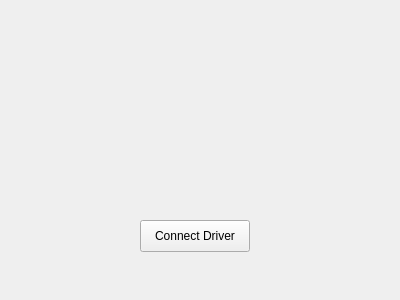
This is pgconnect.ui in britus/VSPController as Qt 5 draws it before an edit. The edited form follows.
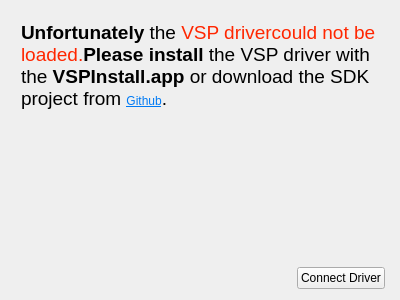
This is the edited form.

The edit to the form file:
```diff
--- a/pgconnect.ui
+++ b/pgconnect.ui
@@ -13,25 +13,92 @@
   <property name="windowTitle">
    <string>Form</string>
   </property>
-  <widget class="QPushButton" name="btnConnect">
-   <property name="geometry">
-    <rect>
-     <x>140</x>
-     <y>220</y>
-     <width>110</width>
-     <height>32</height>
-    </rect>
-   </property>
-   <property name="minimumSize">
-    <size>
-     <width>110</width>
-     <height>0</height>
-    </size>
-   </property>
-   <property name="text">
-    <string>Connect Driver</string>
-   </property>
-  </widget>
+  <layout class="QVBoxLayout" name="verticalLayout">
+   <item>
+    <widget class="QWidget" name="widget_2" native="true">
+     <property name="sizePolicy">
+      <sizepolicy hsizetype="Expanding" vsizetype="Expanding">
+       <horstretch>0</horstretch>
+       <verstretch>0</verstretch>
+      </sizepolicy>
+     </property>
+     <layout class="QVBoxLayout" name="verticalLayout_2">
+      <item>
+       <widget class="QLabel" name="label">
+        <property name="text">
+         <string>&lt;html&gt;&lt;head/&gt;&lt;body&gt;&lt;p&gt;&lt;span style=&quot; font-size:14pt; font-weight:700;&quot;&gt;Unfortunately&lt;/span&gt;&lt;span style=&quot; font-size:14pt;&quot;&gt; the &lt;/span&gt;&lt;span style=&quot; font-size:14pt; color:#ff2600;&quot;&gt;VSP driver&lt;/span&gt;&lt;span style=&quot; font-size:14pt;&quot;/&gt;&lt;span style=&quot; font-size:14pt; color:#ff2600;&quot;&gt;could not be loaded.&lt;/span&gt;&lt;span style=&quot; font-size:14pt;&quot;/&gt;&lt;span style=&quot; font-size:14pt; font-weight:700;&quot;&gt;Please install &lt;/span&gt;&lt;span style=&quot; font-size:14pt;&quot;&gt;the VSP driver with the &lt;/span&gt;&lt;span style=&quot; font-size:14pt; font-weight:700;&quot;&gt;VSPInstall.app&lt;/span&gt;&lt;span style=&quot; font-size:14pt;&quot;&gt; or download the SDK project from &lt;/span&gt;&lt;a href=&quot;https://github.com/britus/VSPDriver&quot;&gt;&lt;span style=&quot; text-decoration: underline; color:#007af4;&quot;&gt;Github&lt;/span&gt;&lt;/a&gt;&lt;span style=&quot; font-size:14pt;&quot;&gt;.&lt;/span&gt;&lt;/p&gt;&lt;p&gt;&lt;br/&gt;&lt;/p&gt;&lt;/body&gt;&lt;/html&gt;</string>
+        </property>
+        <property name="scaledContents">
+         <bool>true</bool>
+        </property>
+        <property name="alignment">
+         <set>Qt::AlignLeading|Qt::AlignLeft|Qt::AlignTop</set>
+        </property>
+        <property name="wordWrap">
+         <bool>true</bool>
+        </property>
+        <property name="margin">
+         <number>4</number>
+        </property>
+        <property name="indent">
+         <number>1</number>
+        </property>
+        <property name="openExternalLinks">
+         <bool>true</bool>
+        </property>
+       </widget>
+      </item>
+     </layout>
+    </widget>
+   </item>
+   <item>
+    <widget class="QWidget" name="widget" native="true">
+     <property name="sizePolicy">
+      <sizepolicy hsizetype="Expanding" vsizetype="Preferred">
+       <horstretch>0</horstretch>
+       <verstretch>0</verstretch>
+      </sizepolicy>
+     </property>
+     <layout class="QHBoxLayout" name="horizontalLayout">
+      <property name="spacing">
+       <number>24</number>
+      </property>
+      <property name="leftMargin">
+       <number>0</number>
+      </property>
+      <property name="topMargin">
+       <number>0</number>
+      </property>
+      <property name="rightMargin">
+       <number>4</number>
+      </property>
+      <property name="bottomMargin">
+       <number>0</number>
+      </property>
+      <item>
+       <spacer name="horizontalSpacer">
+        <property name="orientation">
+         <enum>Qt::Horizontal</enum>
+        </property>
+        <property name="sizeHint" stdset="0">
+         <size>
+          <width>225</width>
+          <height>20</height>
+         </size>
+        </property>
+       </spacer>
+      </item>
+      <item>
+       <widget class="QPushButton" name="btnConnect">
+        <property name="text">
+         <string>Connect Driver</string>
+        </property>
+       </widget>
+      </item>
+     </layout>
+    </widget>
+   </item>
+  </layout>
  </widget>
  <resources/>
  <connections/>
```
